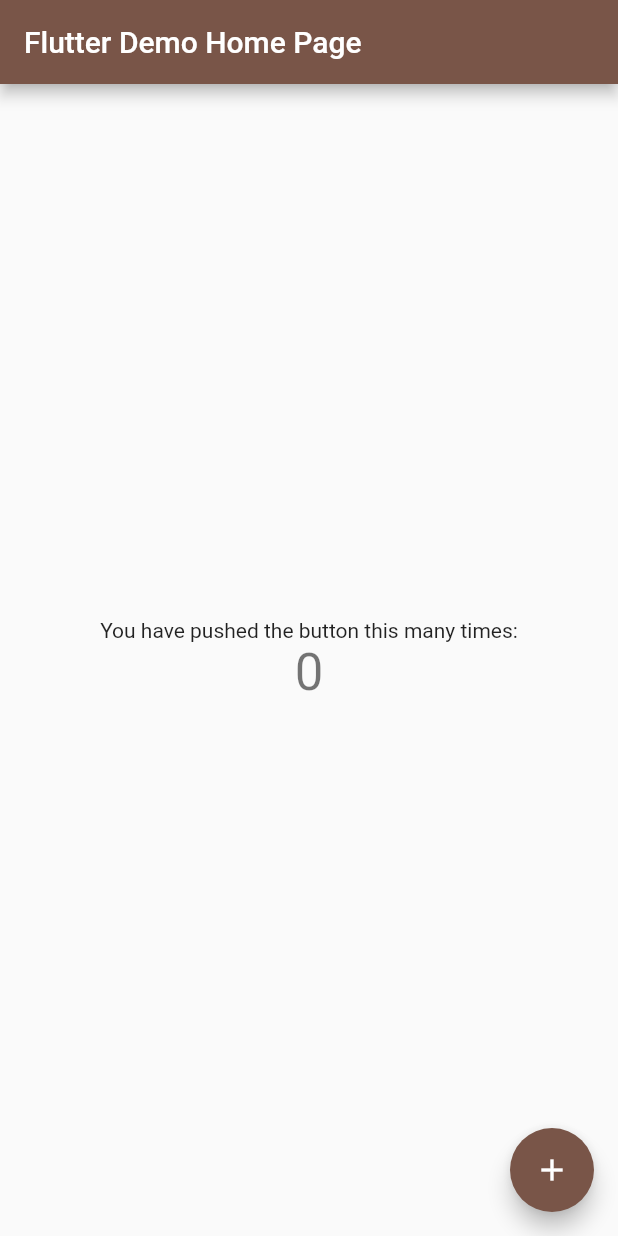
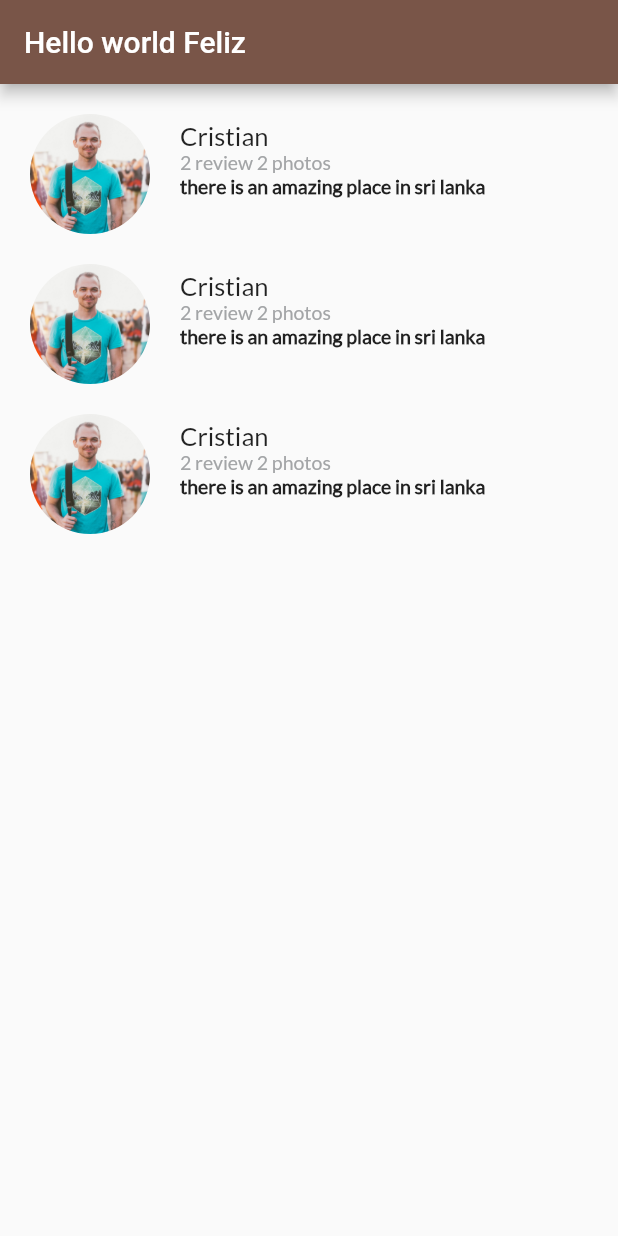
Before and after one commit to cristiandrc/Flutter-basic, a Flutter app: the screen it shows after launch, on a phone screen of 412 x 824 dp. Run offline on Flutter 3.47's test engine with Material 2 defaults, Android fonts, the phone set to English and light mode, and no system bars.

Commit message:
feta: add componentes

```diff
--- a/lib/main.dart
+++ b/lib/main.dart
@@ -1,4 +1,6 @@
 import 'package:flutter/material.dart';
+import 'description_place.dart';
+import "./review_list.dart";
 
 void main() {
   runApp(const MyApp());
@@ -6,6 +8,9 @@ void main() {
 
 class MyApp extends StatelessWidget {
   const MyApp({super.key});
+
+  final loren =
+      "m is simply dummy text of the printing and typesetting industry. Lorem Ipsum has been the industry's standard dummy text ever since the 1500s, when an unknown printer took a galley of type and scrambled it to make a type specimen book. It has survived not only ";
 
   // This widget is the root of your application.
   @override
@@ -25,7 +30,15 @@ class MyApp extends StatelessWidget {
           // is not restarted.
           primarySwatch: Colors.brown,
         ),
-      home: const MyHomePage(title: 'Flutter Demo Home Page'),
+        home: Scaffold(
+          appBar: AppBar(title: const Text("Hello world Feliz")),
+          // body: DescriptionPlace(
+          //   'Bahamas',
+          //   4,
+          //   loren,
+          // ),
+          body: ReviewList(),
+        ) //const MyHomePage(title: 'Flutter Demo Home Page'),
         );
   }
 }
--- /dev/null
+++ b/lib/review.dart
@@ -0,0 +1,75 @@
+import 'package:flutter/material.dart';
+
+class Review extends StatelessWidget {
+  String pathImage = "assets/img/people.jpg";
+  String name = "Verona Yasa";
+  String details = "1 Review 5 fotos";
+  String comment = "there is an amazing place in sri lanka";
+
+  Review(this.pathImage, this.name, this.comment, this.details, {super.key});
+
+  @override
+  Widget build(BuildContext context) {
+    final userComment = Container(
+      margin: const EdgeInsets.only(left: 20.0),
+      child: Text(
+        comment,
+        textAlign: TextAlign.left,
+        style: const TextStyle(
+          fontSize: 13.0,
+          fontFamily: "Lato",
+          fontWeight: FontWeight.w900,
+        ),
+      ),
+    );
+
+    final userInfo = Container(
+      margin: const EdgeInsets.only(left: 20.0),
+      child: Text(
+        details,
+        textAlign: TextAlign.left,
+        style: const TextStyle(
+          fontSize: 13.0,
+          fontFamily: "Lato",
+          color: Color(0xFFa3a5a7),
+        ),
+      ),
+    );
+
+    final userName = Container(
+      margin: const EdgeInsets.only(left: 20.0),
+      child: Text(
+        name,
+        textAlign: TextAlign.left,
+        style: const TextStyle(
+          fontSize: 17.0,
+          fontFamily: "Lato",
+        ),
+      ),
+    );
+
+    final userDetails = Column(
+      crossAxisAlignment: CrossAxisAlignment.start,
+      children: <Widget>[userName, userInfo, userComment],
+    );
+
+    final photo = Container(
+      margin: const EdgeInsets.only(
+        top: 20.0,
+        left: 20.0,
+      ),
+      width: 80.0,
+      height: 80.0,
+      decoration: BoxDecoration(
+          shape: BoxShape.circle,
+          image: DecorationImage(
+            fit: BoxFit.cover,
+            image: AssetImage(pathImage),
+          )),
+    );
+
+    return Row(
+      children: <Widget>[photo, userDetails],
+    );
+  }
+}
--- /dev/null
+++ b/lib/review_list.dart
@@ -0,0 +1,32 @@
+import 'package:flutter/material.dart';
+import './review.dart';
+
+class ReviewList extends StatelessWidget {
+  @override
+  Widget build(BuildContext context) {
+    // TODO: implement build
+    return Column(
+      crossAxisAlignment: CrossAxisAlignment.start,
+      children: [
+        Review(
+          'assets/img/people.jpg',
+          'Cristian',
+          'there is an amazing place in sri lanka',
+          '2 review 2 photos',
+        ),
+        Review(
+          'assets/img/people.jpg',
+          'Cristian',
+          'there is an amazing place in sri lanka',
+          '2 review 2 photos',
+        ),
+        Review(
+          'assets/img/people.jpg',
+          'Cristian',
+          'there is an amazing place in sri lanka',
+          '2 review 2 photos',
+        ),
+      ],
+    );
+  }
+}
```
Also changed, not shown: lib/description_place.dart (added, +96 -0 lines), pubspec.yaml (+8 -0 lines), assets/img/people.jpg (added), fonts/Lato-Regular.ttf (added). Lines whose indentation alone changed are shown as unchanged.
